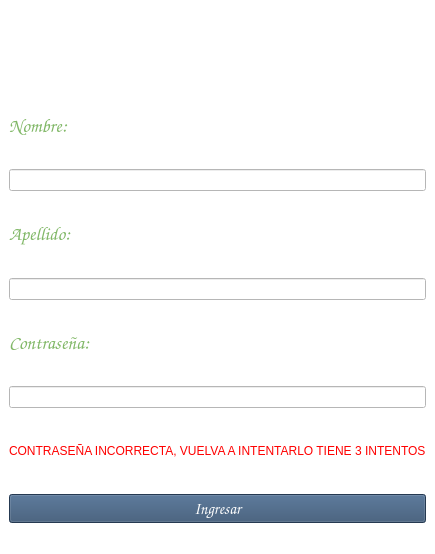
Before: the Qt Designer form hitagget/mainwindow.ui in Lossani/CC31_U201720651_U201920080_U201921200_U201920273, drawn with Qt 5.
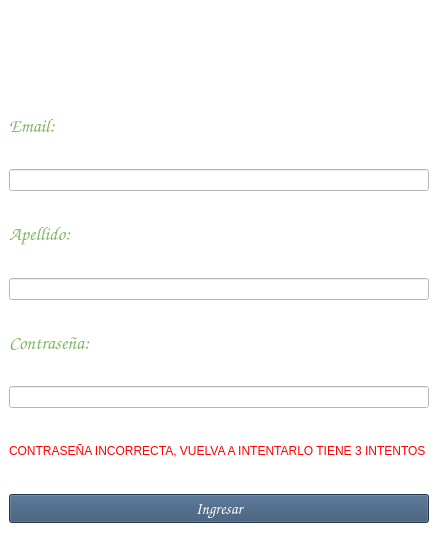
After: the same form once the commit is applied. Icons and pictures are not drawn.

```diff
--- a/hitagget/mainwindow.ui
+++ b/hitagget/mainwindow.ui
@@ -6,7 +6,7 @@
    <rect>
     <x>0</x>
     <y>0</y>
-    <width>380</width>
+    <width>438</width>
     <height>554</height>
    </rect>
   </property>
@@ -47,7 +47,7 @@
        <string notr="true">font: 8pt &quot;Comic Sans MS&quot;;</string>
       </property>
       <property name="text">
-       <string>&lt;html&gt;&lt;head/&gt;&lt;body&gt;&lt;p&gt;&lt;span style=&quot; font-size:14pt; color:#80b766;&quot;&gt;Nombre:&lt;/span&gt;&lt;/p&gt;&lt;/body&gt;&lt;/html&gt;</string>
+       <string>&lt;html&gt;&lt;head/&gt;&lt;body&gt;&lt;p&gt;&lt;span style=&quot; font-size:14pt; color:#80b766;&quot;&gt;Email:&lt;/span&gt;&lt;/p&gt;&lt;/body&gt;&lt;/html&gt;</string>
       </property>
      </widget>
     </item>
```
Left out of the diff: 10 changed lines with no effect on the pictures.
